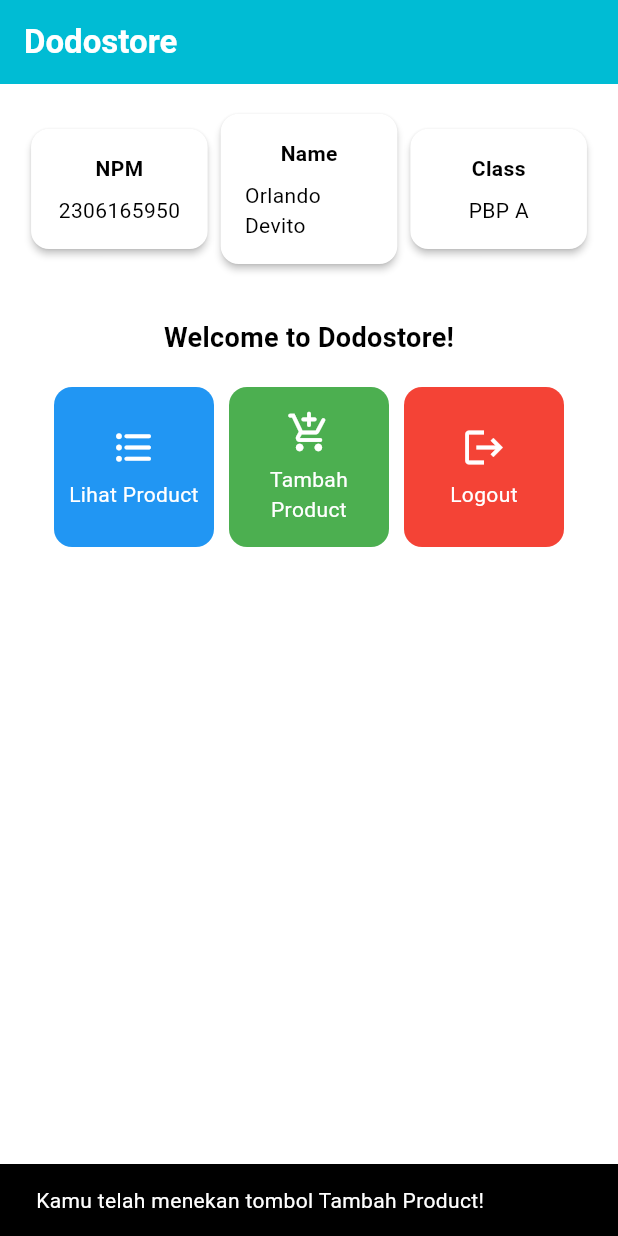
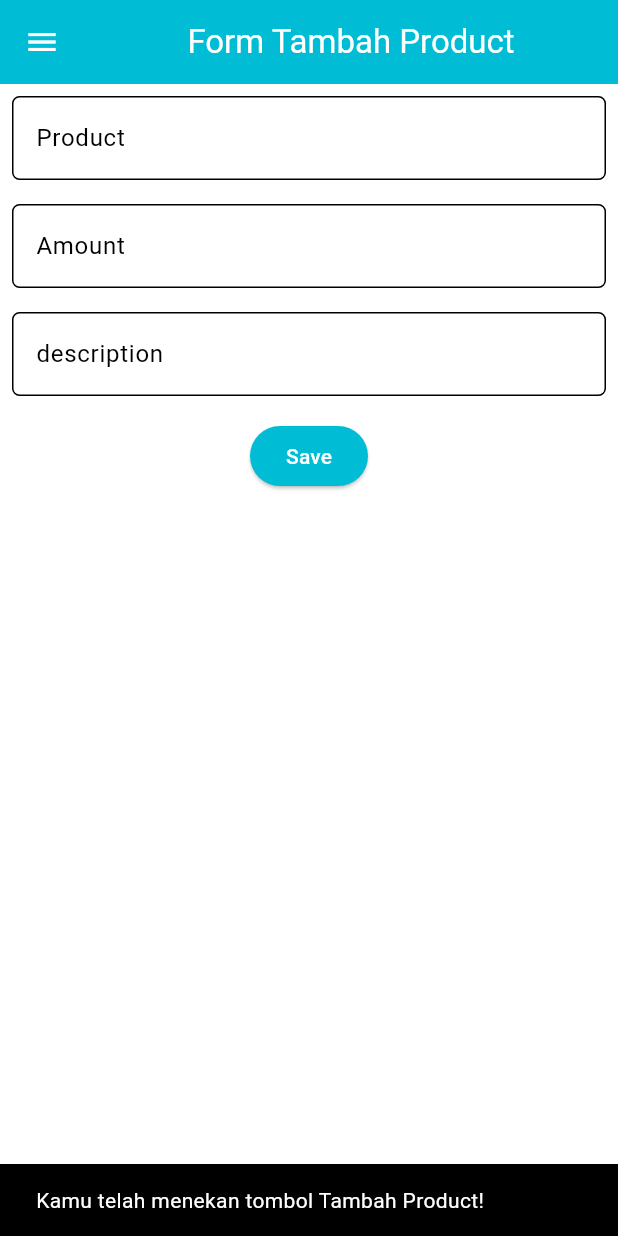
Before and after one commit to ThatTryHard/dodostore-mobile, a Flutter app: the screen it shows after launch, after a tap on "Tambah Product", on a phone screen of 412 x 824 dp. Run offline on Flutter 3.47's test engine with Material 3 defaults, Android fonts, the phone set to English and light mode, and no system bars.

Commit message:
Tugas 8 on progress

```diff
--- a/lib/main.dart
+++ b/lib/main.dart
@@ -1,4 +1,4 @@
-import 'package:dodostore_mobile/menu.dart';
+import 'package:dodostore_mobile/screens/menu.dart';
 import 'package:flutter/material.dart';
 
 void main() {
--- a/lib/menu.dart
+++ b/lib/screens/menu.dart
@@ -1,3 +1,5 @@
+import 'package:dodostore_mobile/widgets/left_drawer.dart';
+import 'package:dodostore_mobile/widgets/product_card.dart';
 import 'package:flutter/material.dart';
 
 class MyHomePage extends StatelessWidget {
@@ -27,6 +29,7 @@ class MyHomePage extends StatelessWidget {
         ),
         backgroundColor: Theme.of(context).colorScheme.primary,
       ),
+      drawer: const LeftDrawer(),
       body: Padding(
         padding: const EdgeInsets.all(16.0),
         child: Column(
@@ -75,14 +78,6 @@ class MyHomePage extends StatelessWidget {
   }
 }
 
-class ItemHomepage {
-  final String name;
-  final IconData icon;
-  final Color color;
-
-  ItemHomepage(this.name, this.icon, this.color);
-}
-
 class InfoCard extends StatelessWidget {
   final String title;
   final String content;
@@ -110,46 +105,3 @@ class InfoCard extends StatelessWidget {
     );
   }
 }
-
-class ItemCard extends StatelessWidget {
-  final ItemHomepage item;
-
-  const ItemCard(this.item, {super.key});
-
-  @override
-  Widget build(BuildContext context) {
-    return Material(
-      color: item.color,
-      borderRadius: BorderRadius.circular(12),
-      child: InkWell(
-        onTap: () {
-          ScaffoldMessenger.of(context)
-            ..hideCurrentSnackBar()
-            ..showSnackBar(SnackBar(
-                content: Text("Kamu telah menekan tombol ${item.name}!")));
-        },
-        child: Container(
-          padding: const EdgeInsets.all(8),
-          child: Center(
-            child: Column(
-              mainAxisAlignment: MainAxisAlignment.center,
-              children: [
-                Icon(
-                  item.icon,
-                  color: Colors.white,
-                  size: 30.0,
-                ),
-                const Padding(padding: EdgeInsets.all(3)),
-                Text(
-                  item.name,
-                  textAlign: TextAlign.center,
-                  style: const TextStyle(color: Colors.white),
-                ),
-              ],
-            ),
-          ),
-        ),
-      ),
-    );
-  }
-}
--- /dev/null
+++ b/lib/screens/productentry_form.dart
@@ -0,0 +1,163 @@
+import 'package:dodostore_mobile/widgets/left_drawer.dart';
+import 'package:flutter/material.dart';
+// Impor drawer yang sudah dibuat sebelumnya
+
+class ProductEntryFormPage extends StatefulWidget {
+  const ProductEntryFormPage({super.key});
+
+  @override
+  State<ProductEntryFormPage> createState() => _ProductEntryFormPageState();
+}
+
+class _ProductEntryFormPageState extends State<ProductEntryFormPage> {
+  final _formKey = GlobalKey<FormState>();
+  String _product = "";
+  String _description = "";
+  int _amount = 0;
+  @override
+  Widget build(BuildContext context) {
+    return Scaffold(
+      appBar: AppBar(
+        title: const Center(
+          child: Text(
+            'Form Tambah Product',
+          ),
+        ),
+        backgroundColor: Theme.of(context).colorScheme.primary,
+        foregroundColor: Colors.white,
+      ),
+      drawer: const LeftDrawer(),
+      // Tambahkan drawer yang sudah dibuat di sini
+      body: Form(
+        key: _formKey,
+        child: SingleChildScrollView(
+          child: Column(
+            crossAxisAlignment: CrossAxisAlignment.start,
+            children: [
+              Padding(
+                padding: const EdgeInsets.all(8.0),
+                child: TextFormField(
+                  decoration: InputDecoration(
+                    hintText: "Product",
+                    labelText: "Product",
+                    border: OutlineInputBorder(
+                      borderRadius: BorderRadius.circular(5.0),
+                    ),
+                  ),
+                  onChanged: (String? value) {
+                    setState(() {
+                      _product = value!;
+                    });
+                  },
+                  validator: (String? value) {
+                    if (value == null || value.isEmpty) {
+                      return "Nama product tidak boleh kosong!";
+                    }
+                    return null;
+                  },
+                ),
+              ),
+              Padding(
+                padding: const EdgeInsets.all(8.0),
+                child: TextFormField(
+                  decoration: InputDecoration(
+                    hintText: "Amount",
+                    labelText: "Amount",
+                    border: OutlineInputBorder(
+                      borderRadius: BorderRadius.circular(5.0),
+                    ),
+                  ),
+                  onChanged: (String? value) {
+                    setState(() {
+                      _amount = int.tryParse(value!) ?? 0;
+                    });
+                  },
+                  validator: (String? value) {
+                    if (value == null || value.isEmpty) {
+                      return "Harga product tidak boleh kosong!";
+                    }
+                    if (int.tryParse(value) == null) {
+                      return "Harga product harus berupa angka!";
+                    }
+                    return null;
+                  },
+                ),
+              ),
+              Padding(
+                padding: const EdgeInsets.all(8.0),
+                child: TextFormField(
+                  decoration: InputDecoration(
+                    hintText: "description",
+                    labelText: "description",
+                    border: OutlineInputBorder(
+                      borderRadius: BorderRadius.circular(5.0),
+                    ),
+                  ),
+                  onChanged: (String? value) {
+                    setState(() {
+                      _description = value!;
+                    });
+                  },
+                  validator: (String? value) {
+                    if (value == null || value.isEmpty) {
+                      return "Product description tidak boleh kosong!";
+                    }
+                    return null;
+                  },
+                ),
+              ),
+              Align(
+                alignment: Alignment.bottomCenter,
+                child: Padding(
+                  padding: const EdgeInsets.all(8.0),
+                  child: ElevatedButton(
+                    style: ButtonStyle(
+                      backgroundColor: MaterialStateProperty.all(
+                          Theme.of(context).colorScheme.primary),
+                    ),
+                    onPressed: () {
+                      if (_formKey.currentState!.validate()) {
+                        showDialog(
+                          context: context,
+                          builder: (context) {
+                            return AlertDialog(
+                              title: const Text('Mood berhasil tersimpan'),
+                              content: SingleChildScrollView(
+                                child: Column(
+                                  crossAxisAlignment: CrossAxisAlignment.start,
+                                  children: [
+                                    Text('Product: $_product'),
+                                    // Munculkan value-value lainnya
+                                    Text('Amount: $_amount'),
+                                    Text('description: $_description'),
+                                  ],
+                                ),
+                              ),
+                              actions: [
+                                TextButton(
+                                  child: const Text('OK'),
+                                  onPressed: () {
+                                    Navigator.pop(context);
+                                    _formKey.currentState!.reset();
+                                  },
+                                ),
+                              ],
+                            );
+                          },
+                        );
+                      }
+                    },
+                    child: const Text(
+                      "Save",
+                      style: TextStyle(color: Colors.white),
+                    ),
+                  ),
+                ),
+              ),
+            ],
+          ),
+        ),
+      ),
+    );
+  }
+}
--- /dev/null
+++ b/lib/widgets/left_drawer.dart
@@ -0,0 +1,68 @@
+import 'package:dodostore_mobile/screens/menu.dart';
+import 'package:dodostore_mobile/screens/productentry_form.dart';
+import 'package:flutter/material.dart';
+
+class LeftDrawer extends StatelessWidget {
+  const LeftDrawer({super.key});
+
+  @override
+  Widget build(BuildContext context) {
+    return Drawer(
+      child: ListView(
+        children: [
+          DrawerHeader(
+            decoration: BoxDecoration(
+              color: Theme.of(context).colorScheme.primary,
+            ),
+            child: const Column(
+              children: [
+                Text(
+                  'Dodostore',
+                  textAlign: TextAlign.center,
+                  style: TextStyle(
+                    fontSize: 24,
+                    fontWeight: FontWeight.bold,
+                    color: Colors.white,
+                  ),
+                ),
+                Padding(padding: EdgeInsets.all(8)),
+                Text("Shop with style!",
+                    textAlign: TextAlign.center,
+                    style: TextStyle(
+                      fontSize: 15,
+                      color: Colors.white,
+                      fontWeight: FontWeight.normal,
+                    )),
+              ],
+            ),
+          ),
+          ListTile(
+            leading: const Icon(Icons.home_outlined),
+            title: const Text('Halaman Utama'),
+            onTap: () {
+              Navigator.pop(context);
+              Navigator.pushReplacement(
+                  context,
+                  MaterialPageRoute(
+                    builder: (context) => MyHomePage(),
+                  ));
+            },
+          ),
+          ListTile(
+            leading: const Icon(Icons.add_shopping_cart_rounded),
+            title: const Text('Tambah Product'),
+            onTap: () {
+              Navigator.pop(context);
+              Navigator.push(
+                context,
+                MaterialPageRoute(
+                  builder: (context) => const ProductEntryFormPage(),
+                ),
+              );
+            },
+          ),
+        ],
+      ),
+    );
+  }
+}
--- /dev/null
+++ b/lib/widgets/product_card.dart
@@ -0,0 +1,61 @@
+import 'package:dodostore_mobile/screens/productentry_form.dart';
+import 'package:flutter/material.dart';
+
+class ItemHomepage {
+  final String name;
+  final IconData icon;
+  final Color color;
+
+  ItemHomepage(this.name, this.icon, this.color);
+}
+
+class ItemCard extends StatelessWidget {
+  final ItemHomepage item;
+
+  const ItemCard(this.item, {super.key});
+
+  @override
+  Widget build(BuildContext context) {
+    return Material(
+      color: item.color,
+      borderRadius: BorderRadius.circular(12),
+      child: InkWell(
+        onTap: () {
+          ScaffoldMessenger.of(context)
+            ..hideCurrentSnackBar()
+            ..showSnackBar(SnackBar(
+                content: Text("Kamu telah menekan tombol ${item.name}!")));
+          if (item.name == "Tambah Product") {
+            Navigator.push(
+              context,
+              MaterialPageRoute(
+                builder: (context) => const ProductEntryFormPage(),
+              ),
+            );
+          }
+        },
+        child: Container(
+          padding: const EdgeInsets.all(8),
+          child: Center(
+            child: Column(
+              mainAxisAlignment: MainAxisAlignment.center,
+              children: [
+                Icon(
+                  item.icon,
+                  color: Colors.white,
+                  size: 30.0,
+                ),
+                const Padding(padding: EdgeInsets.all(3)),
+                Text(
+                  item.name,
+                  textAlign: TextAlign.center,
+                  style: const TextStyle(color: Colors.white),
+                ),
+              ],
+            ),
+          ),
+        ),
+      ),
+    );
+  }
+}
```
Also changed, not shown: 1 other file.
